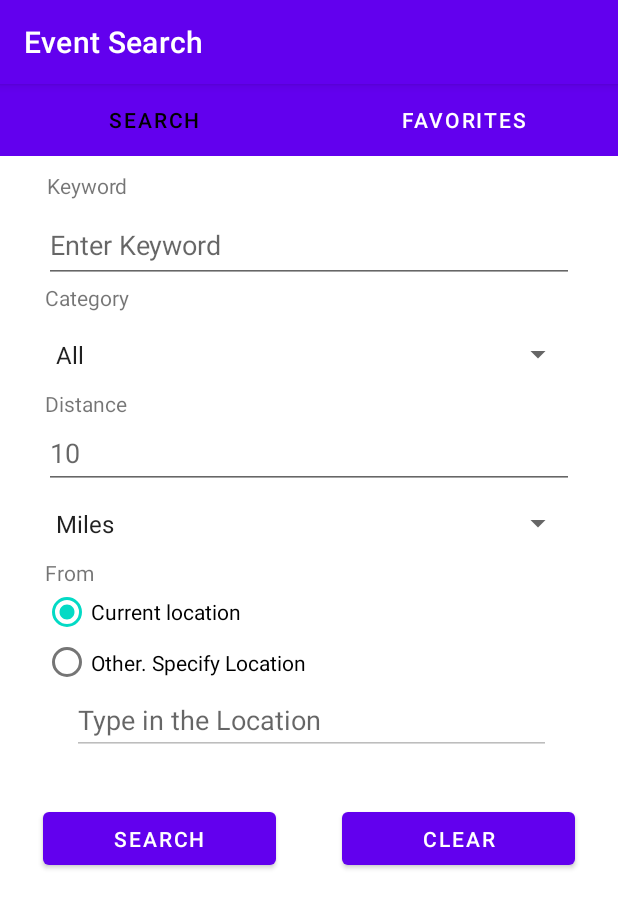
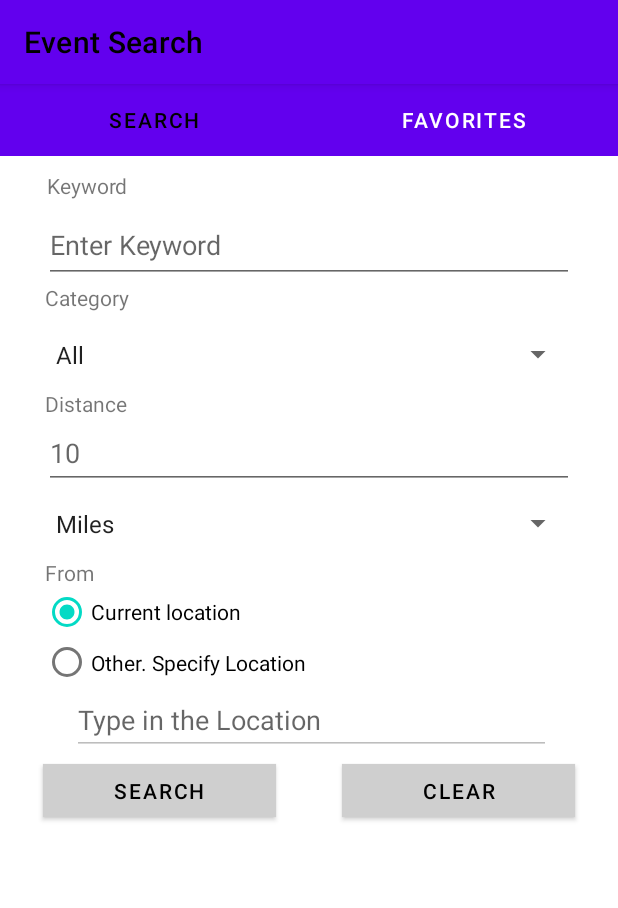
Before and after one commit to akshatatalele/event-search, an Android app: the screen it shows after launch (MainActivity), on a phone screen of 412 x 824 dp. Shown: the top 908 px of the screen. Run offline under Robolectric (Android 15) with nearby library versions, the light colour scheme and no system bars; our stand-ins replace Volley; libraries missing offline, so code that uses them is left out: org.codehaus.jackson.

Commit message:
button changes

```diff
--- a/Homework09/HW09Android/app/src/main/java/com/example/hw09android/MainActivity.java
+++ b/Homework09/HW09Android/app/src/main/java/com/example/hw09android/MainActivity.java
@@ -1,5 +1,6 @@
 package com.example.hw09android;
 
+import androidx.appcompat.app.ActionBar;
 import androidx.appcompat.app.AppCompatActivity;
 import androidx.fragment.app.Fragment;
 import androidx.fragment.app.FragmentManager;
@@ -7,8 +8,11 @@ import androidx.fragment.app.FragmentTransaction;
 import androidx.viewpager2.widget.ViewPager2;
 
 import android.content.Intent;
+import android.graphics.Color;
+import android.graphics.drawable.ColorDrawable;
 import android.os.Bundle;
 import android.os.Handler;
+import android.text.Html;
 import android.view.View;
 import android.widget.Button;
 
@@ -33,6 +37,17 @@ public class MainActivity extends AppCompatActivity {
     protected void onCreate(Bundle savedInstanceState) {
         super.onCreate(savedInstanceState);
         setContentView(R.layout.activity_main);
+
+        ActionBar actionBar;
+        actionBar = getSupportActionBar();
+
+        // Define ColorDrawable object and parse color
+        // using parseColor method
+        // with color hash code as its parameter
+        ColorDrawable colorDrawable = new ColorDrawable(Color.parseColor("#000000"));
+
+        // Set BackgroundDrawable
+        actionBar.setTitle(Html.fromHtml("<font color=\"black\"> Event Search</font>"));
 
         tabLayout = findViewById(R.id.ID_SearchForm_tablayout);
         viewPager2 = findViewById(R.id.ID_SearchForm_ViewPager);
--- a/Homework09/HW09Android/app/src/main/res/layout/fragment_search_form_.xml
+++ b/Homework09/HW09Android/app/src/main/res/layout/fragment_search_form_.xml
@@ -164,11 +164,11 @@
             android:layout_width="155dp"
             android:layout_height="47dp"
             android:layout_marginStart="16dp"
-            android:layout_marginLeft="13dp"
-            android:layout_marginTop="32dp"
             android:layout_marginEnd="16dp"
-            android:layout_marginRight="16dp"
+            android:backgroundTint="@color/grey"
             android:text="SEARCH"
+            android:textColor="@color/black"
+            app:cornerRadius="0dp"
             app:layout_constraintEnd_toStartOf="@+id/ID_SF_clear_button"
             app:layout_constraintStart_toStartOf="parent"
             app:layout_constraintTop_toBottomOf="@+id/ID_SF_otherLoc_edittext" />
@@ -178,11 +178,11 @@
             android:layout_width="155dp"
             android:layout_height="47dp"
             android:layout_marginStart="16dp"
-            android:layout_marginLeft="13dp"
-            android:layout_marginTop="32dp"
             android:layout_marginEnd="16dp"
-            android:layout_marginRight="16dp"
+            android:backgroundTint="@color/grey"
             android:text="CLEAR"
+            android:textColor="@color/black"
+            app:cornerRadius="0dp"
             app:layout_constraintEnd_toEndOf="parent"
             app:layout_constraintStart_toEndOf="@+id/ID_SF_search_button"
             app:layout_constraintTop_toBottomOf="@+id/ID_SF_otherLoc_edittext" />
--- a/Homework09/HW09Android/app/src/main/res/values/colors.xml
+++ b/Homework09/HW09Android/app/src/main/res/values/colors.xml
@@ -7,4 +7,5 @@
     <color name="teal_700">#FF018786</color>
     <color name="black">#FF000000</color>
     <color name="white">#FFFFFFFF</color>
+    <color name="grey">#cfcfcf</color>
 </resources>
```
Also changed, not shown: Homework09/HW09Android/app/src/main/java/com/example/hw09android/EventDetails_Activity.java (+8 -0 lines), Homework09/HW09Android/app/src/main/java/com/example/hw09android/EventListActivity.java (+12 -0 lines).
